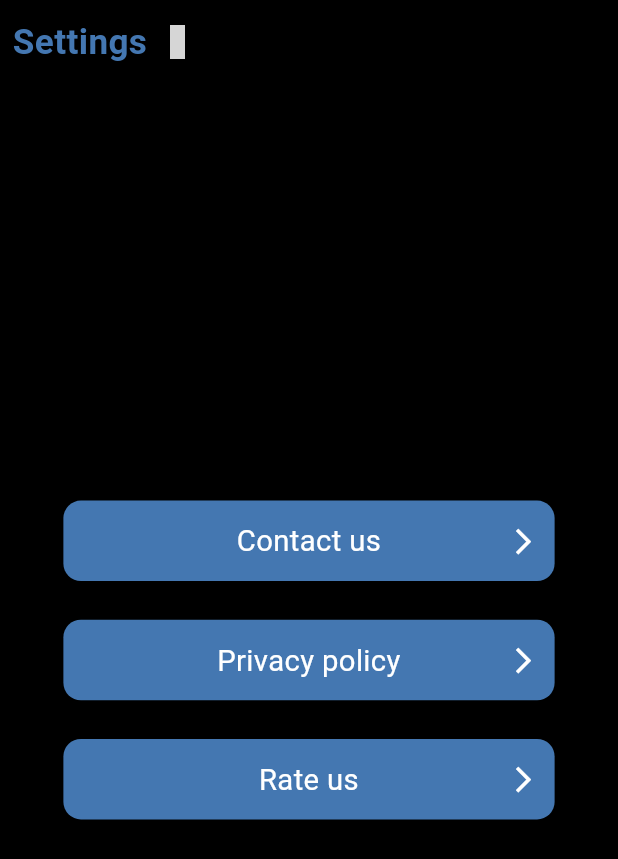
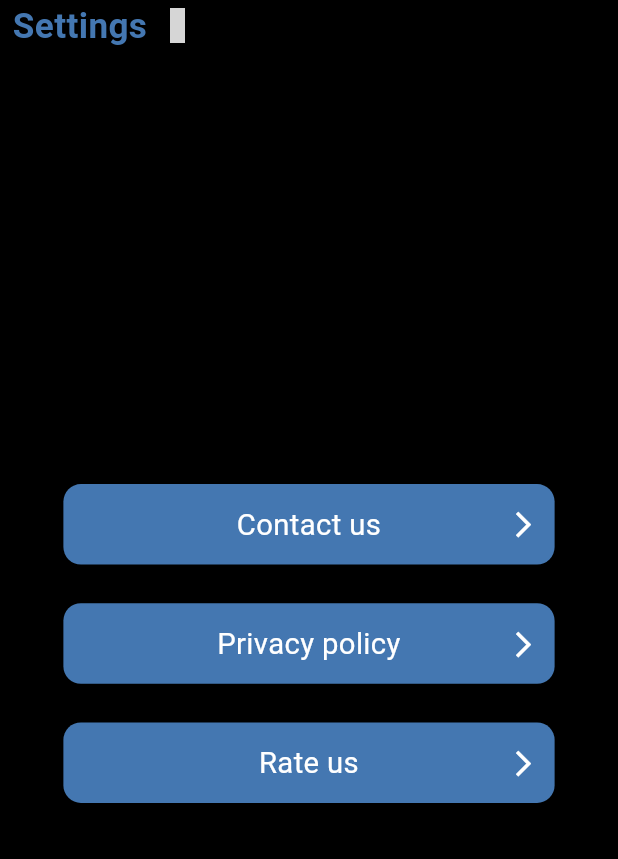
Before and after one commit to tuiaaraok/Keep-Collection, a Flutter app: the InfoPage screen opened directly, on a phone screen of 412 x 824 dp. Shown: the top 859 px of the screen. Run offline on Flutter 3.47's test engine with Material 3 defaults, Android fonts, the phone set to English and light mode, and no system bars; our stand-ins replace flutter_screenutil, hive, hive_flutter, iconsax_plus, image_picker; missing offline and left inert: launch_review; accounts and stored records are empty; grey boxes are pictures that could not be loaded.

Commit message:
ipad fix

```diff
--- a/lib/create_first_category.dart
+++ b/lib/create_first_category.dart
@@ -15,7 +15,6 @@ class CreateFirstCategory extends StatelessWidget {
             children: [
               Container(
                 width: 330.w,
-                height: 430.h,
                 decoration: BoxDecoration(
                     color: Color(0xFF4477B1),
                     borderRadius: BorderRadius.circular(24.r)),
@@ -30,6 +29,7 @@ class CreateFirstCategory extends StatelessWidget {
                           height: 280.h,
                           decoration: BoxDecoration(
                               image: DecorationImage(
+                                  fit: BoxFit.fitHeight,
                                   image: AssetImage(
                                       "assets/images/empty_category.png"))),
                         ),
--- a/lib/home_screen.dart
+++ b/lib/home_screen.dart
@@ -82,7 +82,7 @@ class _HomeScreenState extends State<HomeScreen> {
                 Padding(
                   padding: EdgeInsets.symmetric(vertical: 20.h),
                   child: Container(
-                    width: 370,
+                    width: 370.w,
                     child: Text(
                       "Your category",
                       style:
@@ -184,7 +184,6 @@ class _HomeScreenState extends State<HomeScreen> {
                 ),
               ),
               Container(
-                height: 29.h,
                 alignment: Alignment.center,
                 child: Text(
                   category.name_category,
--- a/lib/info_page.dart
+++ b/lib/info_page.dart
@@ -9,8 +9,14 @@ class InfoPage extends StatelessWidget {
   @override
   Widget build(BuildContext context) {
     return Scaffold(
-      appBar: AppBar(
-        leading: Row(
+      body: SizedBox(
+        height: double.maxFinite,
+        width: double.infinity,
+        child: Padding(
+          padding: EdgeInsets.only(top: MediaQuery.paddingOf(context).top),
+          child: Column(
+            children: [
+              Row(
                 children: [
                   Padding(
                     padding: EdgeInsets.symmetric(horizontal: 8.w),
@@ -25,24 +31,22 @@ class InfoPage extends StatelessWidget {
                   Icon(
                     IconsaxPlusLinear.setting_2,
                     color: Color(0xFF4477B1),
-              size: 24.h,
+                    size: 24.sp,
                   )
                 ],
               ),
-        leadingWidth: 160.w,
-      ),
-      body: SizedBox(
-        height: double.maxFinite,
-        width: double.infinity,
-        child: Center(
+              Expanded(
+                child: Container(
                   child: Column(
+                    mainAxisSize: MainAxisSize.max,
                     mainAxisAlignment: MainAxisAlignment.center,
                     children: [
                       Padding(
                         padding: const EdgeInsets.all(8.0),
                         child: GestureDetector(
                           onTap: () async {
-                    String? encodeQueryParameters(Map<String, String> params) {
+                            String? encodeQueryParameters(
+                                Map<String, String> params) {
                               return params.entries
                                   .map((MapEntry<String, String> e) =>
                                       '${Uri.encodeComponent(e.key)}=${Uri.encodeComponent(e.value)}')
@@ -61,7 +65,8 @@ class InfoPage extends StatelessWidget {
                               if (await canLaunchUrl(emailLaunchUri)) {
                                 await launchUrl(emailLaunchUri);
                               } else {
-                        throw Exception("Could not launch $emailLaunchUri");
+                                throw Exception(
+                                    "Could not launch $emailLaunchUri");
                               }
                             } catch (e) {
                               print(
@@ -73,7 +78,8 @@ class InfoPage extends StatelessWidget {
                             height: 55.h,
                             decoration: BoxDecoration(
                                 color: Color(0xFF4477B1),
-                        borderRadius: BorderRadius.all(Radius.circular(12.r))),
+                                borderRadius:
+                                    BorderRadius.all(Radius.circular(12.r))),
                             child: Row(
                               mainAxisAlignment: MainAxisAlignment.center,
                               children: [
@@ -83,9 +89,10 @@ class InfoPage extends StatelessWidget {
                                 Expanded(
                                   child: Text(
                                     "Contact us",
-                            style:
-                                TextStyle(color: Colors.white, fontSize: 20.sp),
-                            textAlign: TextAlign.center, // Центрируем текст
+                                    style: TextStyle(
+                                        color: Colors.white, fontSize: 20.sp),
+                                    textAlign:
+                                        TextAlign.center, // Центрируем текст
                                   ),
                                 ),
                                 Align(
@@ -121,7 +128,8 @@ class InfoPage extends StatelessWidget {
                             height: 55.h,
                             decoration: BoxDecoration(
                                 color: Color(0xFF4477B1),
-                        borderRadius: BorderRadius.all(Radius.circular(12.r))),
+                                borderRadius:
+                                    BorderRadius.all(Radius.circular(12.r))),
                             child: Row(
                               mainAxisAlignment: MainAxisAlignment.center,
                               children: [
@@ -131,9 +139,10 @@ class InfoPage extends StatelessWidget {
                                 Expanded(
                                   child: Text(
                                     "Privacy policy",
-                            style:
-                                TextStyle(color: Colors.white, fontSize: 20.sp),
-                            textAlign: TextAlign.center, // Центрируем текст
+                                    style: TextStyle(
+                                        color: Colors.white, fontSize: 20.sp),
+                                    textAlign:
+                                        TextAlign.center, // Центрируем текст
                                   ),
                                 ),
                                 Icon(
@@ -165,7 +174,8 @@ class InfoPage extends StatelessWidget {
                             height: 55.h,
                             decoration: BoxDecoration(
                                 color: Color(0xFF4477B1),
-                        borderRadius: BorderRadius.all(Radius.circular(12.r))),
+                                borderRadius:
+                                    BorderRadius.all(Radius.circular(12.r))),
                             child: Row(
                               mainAxisAlignment: MainAxisAlignment.center,
                               children: [
@@ -175,9 +185,10 @@ class InfoPage extends StatelessWidget {
                                 Expanded(
                                   child: Text(
                                     "Rate us",
-                            style:
-                                TextStyle(color: Colors.white, fontSize: 20.sp),
-                            textAlign: TextAlign.center, // Центрируем текст
+                                    style: TextStyle(
+                                        color: Colors.white, fontSize: 20.sp),
+                                    textAlign:
+                                        TextAlign.center, // Центрируем текст
                                   ),
                                 ),
                                 Icon(
@@ -197,6 +208,10 @@ class InfoPage extends StatelessWidget {
                   ),
                 ),
               ),
+            ],
+          ),
+        ),
+      ),
     );
   }
 }
```
Also changed, not shown: lib/collection_screen.dart (+3 -5 lines), lib/onboarding_screen.dart (+5 -3 lines). Lines whose indentation alone changed are shown as unchanged.
